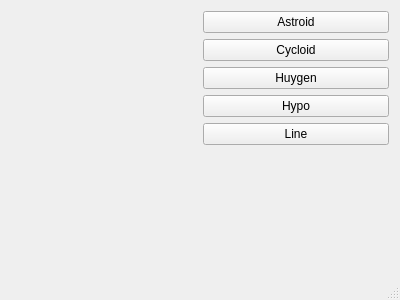
Before: the Qt Designer form QtCurveCPP/mainwindow.ui in ggulgulia/QtPractice, drawn with Qt 5.
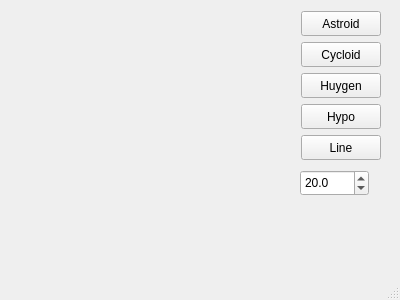
After: the same form once the commit is applied. Custom widgets are drawn as their Qt base class.

Commit message: spin box for setting scale

Diff of the .ui file:
```diff
--- a/QtCurveCPP/mainwindow.ui
+++ b/QtCurveCPP/mainwindow.ui
@@ -14,63 +14,100 @@
    <string>MainWindow</string>
   </property>
   <widget class="QWidget" name="centralWidget">
-   <layout class="QGridLayout" name="gridLayout">
-    <item row="0" column="0">
-     <widget class="RenderArea" name="renderarea" native="true"/>
-    </item>
-    <item row="0" column="1">
-     <layout class="QVBoxLayout" name="verticalLayout">
-      <item>
+   <widget class="RenderArea" name="renderarea" native="true">
+    <property name="geometry">
+     <rect>
+      <x>9</x>
+      <y>9</y>
+      <width>188</width>
+      <height>260</height>
+     </rect>
+    </property>
+   </widget>
+   <widget class="QDoubleSpinBox" name="spinScale">
+    <property name="geometry">
+     <rect>
+      <x>300</x>
+      <y>170</y>
+      <width>69</width>
+      <height>26</height>
+     </rect>
+    </property>
+    <property name="decimals">
+     <number>1</number>
+    </property>
+    <property name="singleStep">
+     <double>0.100000000000000</double>
+    </property>
+    <property name="value">
+     <double>20.000000000000000</double>
+    </property>
+   </widget>
        <widget class="QPushButton" name="btnAstroid">
+    <property name="geometry">
+     <rect>
+      <x>301</x>
+      <y>11</y>
+      <width>80</width>
+      <height>25</height>
+     </rect>
+    </property>
         <property name="text">
          <string>Astroid</string>
         </property>
        </widget>
-      </item>
-      <item>
        <widget class="QPushButton" name="btnCycloid">
+    <property name="geometry">
+     <rect>
+      <x>301</x>
+      <y>42</y>
+      <width>80</width>
+      <height>25</height>
+     </rect>
+    </property>
         <property name="text">
          <string>Cycloid</string>
         </property>
        </widget>
-      </item>
-      <item>
        <widget class="QPushButton" name="btnHuygensCycloid">
+    <property name="geometry">
+     <rect>
+      <x>301</x>
+      <y>73</y>
+      <width>80</width>
+      <height>25</height>
+     </rect>
+    </property>
         <property name="text">
          <string>Huygen</string>
         </property>
        </widget>
-      </item>
-      <item>
        <widget class="QPushButton" name="btnHypocycloid">
+    <property name="geometry">
+     <rect>
+      <x>301</x>
+      <y>104</y>
+      <width>80</width>
+      <height>25</height>
+     </rect>
+    </property>
         <property name="text">
          <string>Hypo</string>
         </property>
        </widget>
-      </item>
-      <item>
        <widget class="QPushButton" name="btnLine">
+    <property name="geometry">
+     <rect>
+      <x>301</x>
+      <y>135</y>
+      <width>80</width>
+      <height>25</height>
+     </rect>
+    </property>
         <property name="text">
          <string>Line</string>
         </property>
        </widget>
-      </item>
-      <item>
-       <spacer name="verticalSpacer">
-        <property name="orientation">
-         <enum>Qt::Vertical</enum>
-        </property>
-        <property name="sizeHint" stdset="0">
-         <size>
-          <width>20</width>
-          <height>40</height>
-         </size>
-        </property>
-       </spacer>
-      </item>
-     </layout>
-    </item>
-   </layout>
   </widget>
   <widget class="QStatusBar" name="statusBar"/>
  </widget>
```
Lines whose indentation alone changed are shown as unchanged. The commit also changes 15 other files.
